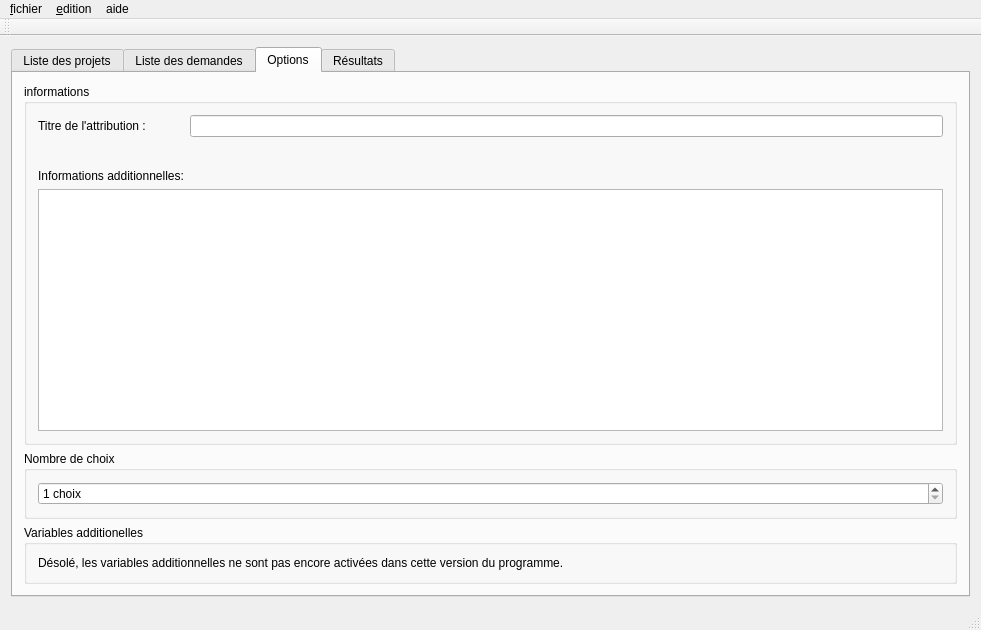
This is src/mainwindow.ui in french-paragon/aspa as Qt 5 draws it before an edit. The edited form follows.
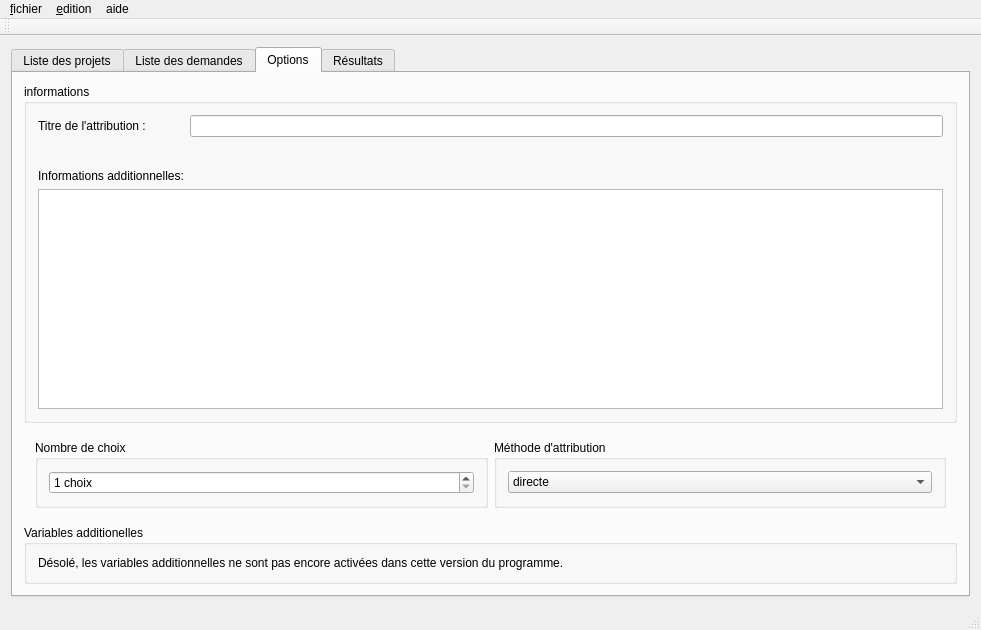
This is the edited form. Icons and pictures are not drawn.

Commit message: Make use of the hugrarian attribution method. (+debug of the munkres algorithm for the given method).

```diff
--- a/src/mainwindow.ui
+++ b/src/mainwindow.ui
@@ -139,6 +139,9 @@
          </widget>
         </item>
         <item>
+         <widget class="QWidget" name="widget" native="true">
+          <layout class="QHBoxLayout" name="horizontalLayout_2">
+           <item>
          <widget class="QGroupBox" name="numberOfChoicesBox">
           <property name="title">
            <string>Nombre de choix</string>
@@ -152,6 +155,32 @@
              <property name="minimum">
               <number>1</number>
              </property>
+               </widget>
+              </item>
+             </layout>
+            </widget>
+           </item>
+           <item>
+            <widget class="QGroupBox" name="attributionMethodBox">
+             <property name="title">
+              <string>Méthode d'attribution</string>
+             </property>
+             <layout class="QVBoxLayout" name="verticalLayout_2">
+              <item>
+               <widget class="QComboBox" name="algosComboBox">
+                <item>
+                 <property name="text">
+                  <string>directe</string>
+                 </property>
+                </item>
+                <item>
+                 <property name="text">
+                  <string>hongroise</string>
+                 </property>
+                </item>
+               </widget>
+              </item>
+             </layout>
             </widget>
            </item>
           </layout>
```
Lines whose indentation alone changed are shown as unchanged. The commit also changes 8 other files.
